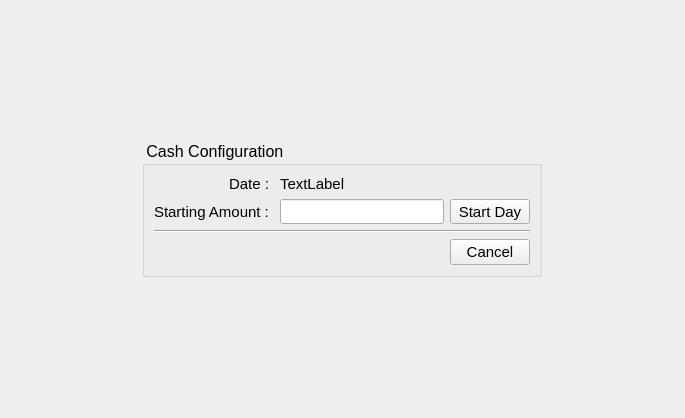
Watti/estorecpp, file estorecpp/cashbalanceconfigure.ui: the form before one commit.
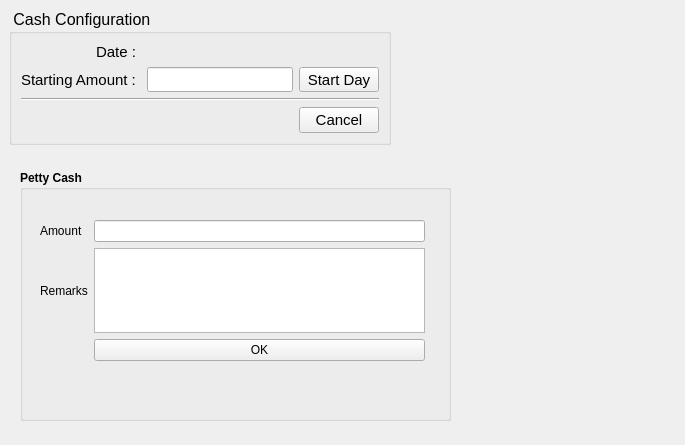
The form after the commit.

Commit message: petty cash added

```diff
--- a/estorecpp/cashbalanceconfigure.ui
+++ b/estorecpp/cashbalanceconfigure.ui
@@ -7,15 +7,21 @@
     <x>0</x>
     <y>0</y>
     <width>685</width>
-    <height>418</height>
+    <height>445</height>
    </rect>
   </property>
   <property name="windowTitle">
    <string>Form</string>
   </property>
-  <layout class="QGridLayout" name="gridLayout">
-   <item row="0" column="0">
     <widget class="QGroupBox" name="groupBox">
+   <property name="geometry">
+    <rect>
+     <x>9</x>
+     <y>9</y>
+     <width>382</width>
+     <height>136</height>
+    </rect>
+   </property>
      <property name="sizePolicy">
       <sizepolicy hsizetype="Fixed" vsizetype="Fixed">
        <horstretch>0</horstretch>
@@ -62,7 +68,7 @@
            </font>
           </property>
           <property name="text">
-           <string>TextLabel</string>
+         <string/>
           </property>
          </widget>
         </item>
@@ -155,8 +161,84 @@
       </item>
      </layout>
     </widget>
-   </item>
-  </layout>
+  <widget class="QGroupBox" name="groupBox_2">
+   <property name="geometry">
+    <rect>
+     <x>20</x>
+     <y>170</y>
+     <width>431</width>
+     <height>251</height>
+    </rect>
+   </property>
+   <property name="font">
+    <font>
+     <weight>75</weight>
+     <bold>true</bold>
+    </font>
+   </property>
+   <property name="title">
+    <string>Petty Cash</string>
+   </property>
+   <widget class="QWidget" name="">
+    <property name="geometry">
+     <rect>
+      <x>20</x>
+      <y>50</y>
+      <width>385</width>
+      <height>141</height>
+     </rect>
+    </property>
+    <layout class="QGridLayout" name="gridLayout">
+     <item row="1" column="4">
+      <widget class="QTextEdit" name="pettyCashRemarks"/>
+     </item>
+     <item row="0" column="4">
+      <widget class="QLineEdit" name="pettyCashAmount"/>
+     </item>
+     <item row="1" column="0">
+      <widget class="QLabel" name="label_5">
+       <property name="font">
+        <font>
+         <weight>50</weight>
+         <bold>false</bold>
+        </font>
+       </property>
+       <property name="text">
+        <string>Remarks</string>
+       </property>
+      </widget>
+     </item>
+     <item row="0" column="0">
+      <widget class="QLabel" name="label">
+       <property name="font">
+        <font>
+         <weight>50</weight>
+         <bold>false</bold>
+        </font>
+       </property>
+       <property name="text">
+        <string>Amount</string>
+       </property>
+      </widget>
+     </item>
+     <item row="2" column="4">
+      <widget class="QPushButton" name="pettyCashOk">
+       <property name="font">
+        <font>
+         <weight>50</weight>
+         <bold>false</bold>
+        </font>
+       </property>
+       <property name="text">
+        <string>OK</string>
+       </property>
+      </widget>
+     </item>
+    </layout>
+   </widget>
+   <zorder></zorder>
+   <zorder></zorder>
+  </widget>
  </widget>
  <resources/>
  <connections/>
```
Lines whose indentation alone changed are shown as unchanged. The commit also changes 2 other files.
